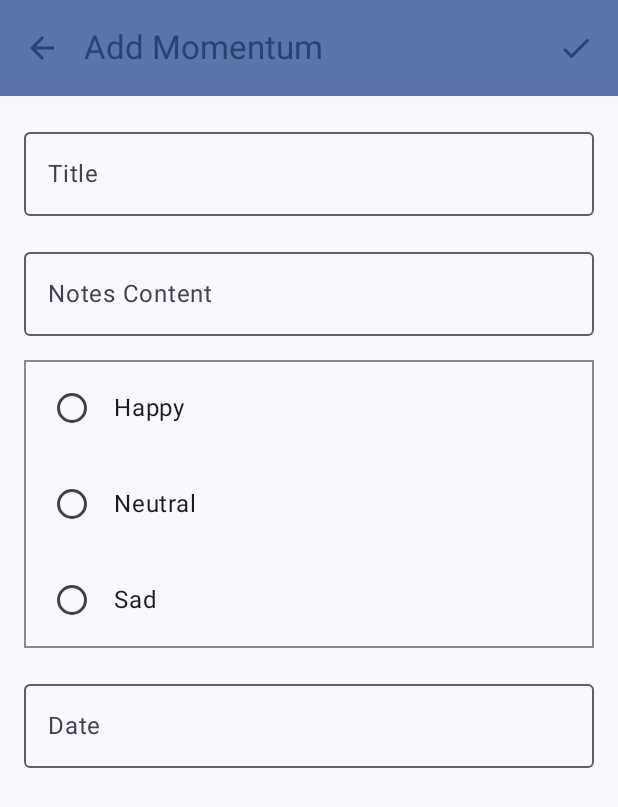
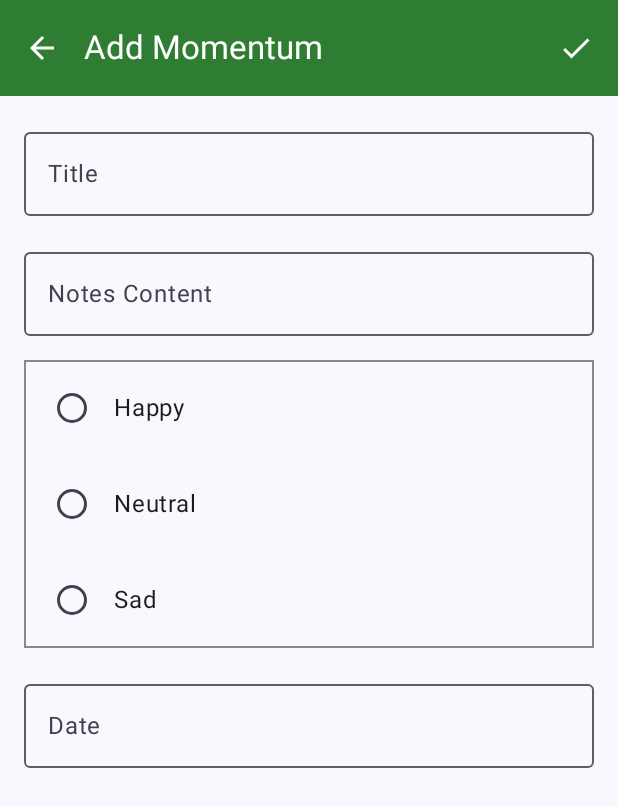
Before and after one commit to FadhliFirdausi12/MoProAssesment-607062300117, an Android app built with Jetpack Compose: the NotesScreen screen opened through its navigation route, after a tap on "Add Momentum", on a phone screen of 412 x 824 dp. Shown: the top 807 px of the screen. Run offline under Robolectric (Android 15) with nearby library versions, the phone set to English and light mode, and no system bars; our stand-ins replace Room's generated code.

Commit message:
Mengganti Warna

```diff
--- a/app/src/main/java/com/fadhlifirdausi607062300117/asesment1/ui/screen/NotesDetailScreen.kt
+++ b/app/src/main/java/com/fadhlifirdausi607062300117/asesment1/ui/screen/NotesDetailScreen.kt
@@ -98,17 +98,20 @@ fun NotesDetailScreen(navController: NavHostController, id: Long? = null) {
                         Icon(
                             imageVector = Icons.AutoMirrored.Filled.ArrowBack,
                             contentDescription = stringResource(R.string.back),
-                            tint = MaterialTheme.colorScheme.primary
+                            tint = Color.White
+
                         )
                     }
                 },
                 title = {
                     Text(
-                        text = if (id == null) stringResource(R.string.add_notes) else stringResource(R.string.edit_notes)
+                        text = if (id == null) stringResource(R.string.add_notes) else stringResource(R.string.edit_notes),
+                        color = Color.White
+
                     )
                 },
                 colors = TopAppBarDefaults.mediumTopAppBarColors(
-                    containerColor = MaterialTheme.colorScheme.primaryContainer,
+                    containerColor = Color(0xFF2E7D32),
                     titleContentColor = MaterialTheme.colorScheme.primary
                 ),
                 actions = {
@@ -127,7 +130,7 @@ fun NotesDetailScreen(navController: NavHostController, id: Long? = null) {
                         Icon(
                             imageVector = Icons.Filled.Check,
                             contentDescription = stringResource(R.string.save),
-                            tint = MaterialTheme.colorScheme.primary
+                            tint = Color.White
                         )
                     }
                     if (id != null) {
@@ -284,7 +287,7 @@ fun DeleteAction(onDelete: () -> Unit) {
         Icon(
             imageVector = Icons.Filled.MoreVert,
             contentDescription = stringResource(R.string.other),
-            tint = MaterialTheme.colorScheme.primary
+            tint = Color.White
         )
         DropdownMenu(
             expanded = expanded,
--- a/app/src/main/java/com/fadhlifirdausi607062300117/asesment1/ui/screen/NotesScreen.kt
+++ b/app/src/main/java/com/fadhlifirdausi607062300117/asesment1/ui/screen/NotesScreen.kt
@@ -90,6 +90,8 @@ fun NotesScreen(navController: NavHostController) {
         },
         floatingActionButton = {
             FloatingActionButton(
+                containerColor = Color(0xFF2E7D32),
+                contentColor = Color.White,
                 onClick = {
                     navController.navigate(Screen.NotesBaru.route)
                 }
```
